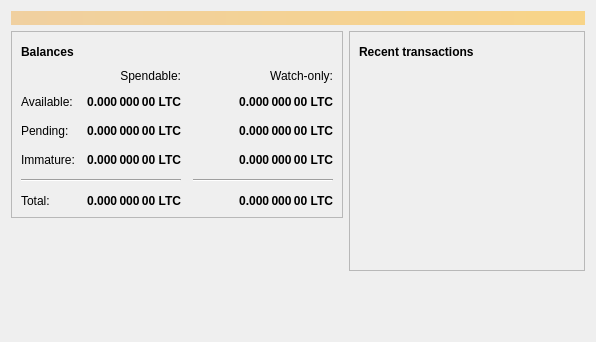
Old version of the form src/qt/forms/overviewpage.ui in the repository magnumopusnetwork/Alchimia.
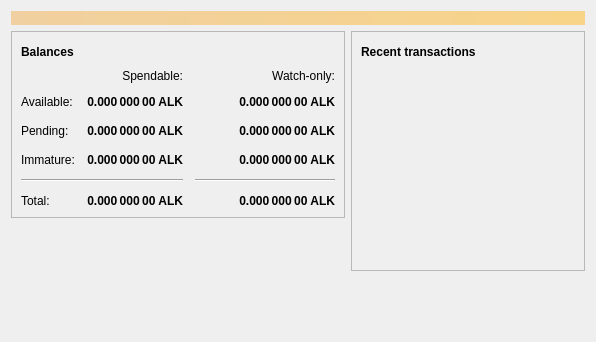
New version of the form. Icons and pictures are not drawn.

```diff
--- a/src/qt/forms/overviewpage.ui
+++ b/src/qt/forms/overviewpage.ui
@@ -129,7 +129,7 @@
                <string>Unconfirmed transactions to watch-only addresses</string>
               </property>
               <property name="text">
-               <string notr="true">0.000 000 00 LTC</string>
+               <string notr="true">0.000 000 00 ALK</string>
               </property>
               <property name="alignment">
                <set>Qt::AlignRight|Qt::AlignTrailing|Qt::AlignVCenter</set>
@@ -154,7 +154,7 @@
                <string>Total of transactions that have yet to be confirmed, and do not yet count toward the spendable balance</string>
               </property>
               <property name="text">
-               <string notr="true">0.000 000 00 LTC</string>
+               <string notr="true">0.000 000 00 ALK</string>
               </property>
               <property name="alignment">
                <set>Qt::AlignRight|Qt::AlignTrailing|Qt::AlignVCenter</set>
@@ -179,7 +179,7 @@
                <string>Mined balance in watch-only addresses that has not yet matured</string>
               </property>
               <property name="text">
-               <string notr="true">0.000 000 00 LTC</string>
+               <string notr="true">0.000 000 00 ALK</string>
               </property>
               <property name="alignment">
                <set>Qt::AlignRight|Qt::AlignTrailing|Qt::AlignVCenter</set>
@@ -237,7 +237,7 @@
                <string>Mined balance that has not yet matured</string>
               </property>
               <property name="text">
-               <string notr="true">0.000 000 00 LTC</string>
+               <string notr="true">0.000 000 00 ALK</string>
               </property>
               <property name="alignment">
                <set>Qt::AlignRight|Qt::AlignTrailing|Qt::AlignVCenter</set>
@@ -282,7 +282,7 @@
                <string>Your current total balance</string>
               </property>
               <property name="text">
-               <string notr="true">0.000 000 00 LTC</string>
+               <string notr="true">0.000 000 00 ALK</string>
               </property>
               <property name="alignment">
                <set>Qt::AlignRight|Qt::AlignTrailing|Qt::AlignVCenter</set>
@@ -307,7 +307,7 @@
                <string>Current total balance in watch-only addresses</string>
               </property>
               <property name="text">
-               <string notr="true">0.000 000 00 LTC</string>
+               <string notr="true">0.000 000 00 ALK</string>
               </property>
               <property name="alignment">
                <set>Qt::AlignRight|Qt::AlignTrailing|Qt::AlignVCenter</set>
@@ -349,7 +349,7 @@
                <string>Your current spendable balance</string>
               </property>
               <property name="text">
-               <string notr="true">0.000 000 00 LTC</string>
+               <string notr="true">0.000 000 00 ALK</string>
               </property>
               <property name="alignment">
                <set>Qt::AlignRight|Qt::AlignTrailing|Qt::AlignVCenter</set>
@@ -374,7 +374,7 @@
                <string>Your current balance in watch-only addresses</string>
               </property>
               <property name="text">
-               <string notr="true">0.000 000 00 LTC</string>
+               <string notr="true">0.000 000 00 ALK</string>
               </property>
               <property name="alignment">
                <set>Qt::AlignRight|Qt::AlignTrailing|Qt::AlignVCenter</set>
```
